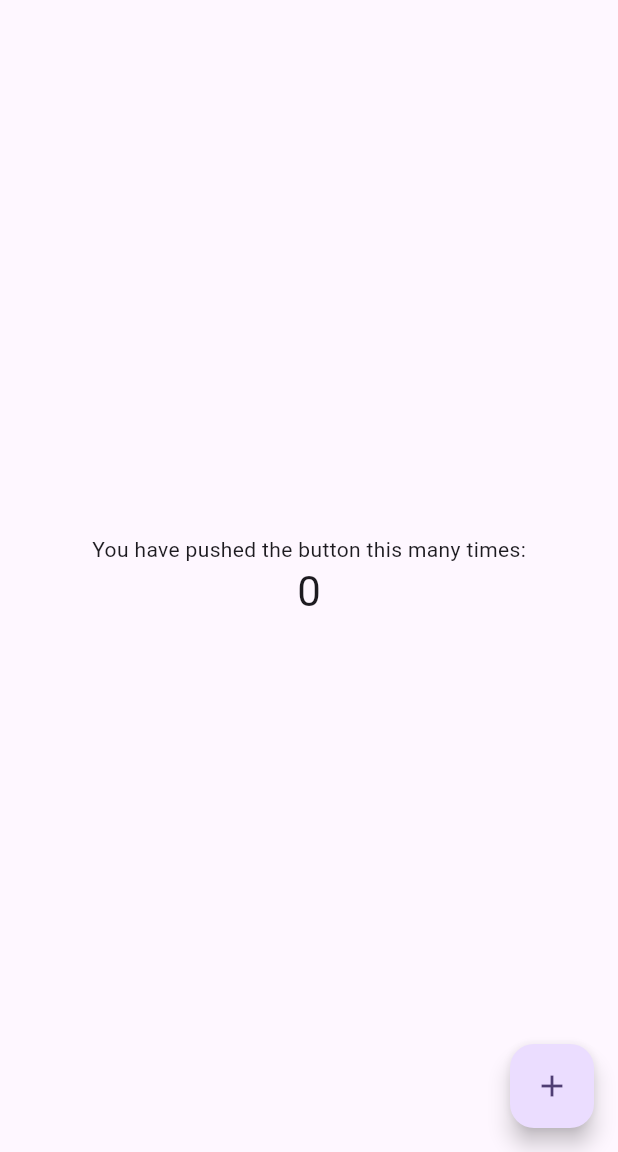
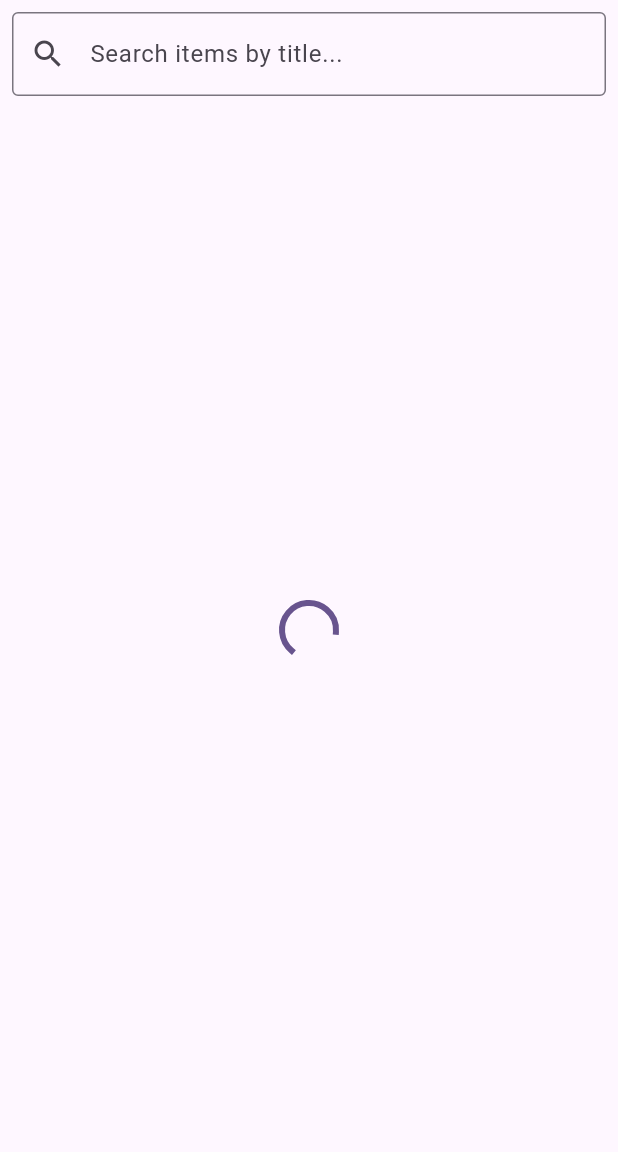
Before and after one commit to ogaroh/pearl, a Flutter app: the first screen one second after launch, on a phone screen of 412 x 824 dp, the part 84-1236 px from its top. Run offline on Flutter 3.47's test engine with Material 3 defaults, Android fonts, the phone set to English and light mode, and no system bars; our stand-ins replace equatable, flutter_bloc.

Commit message:
feat: implement ItemsBloc, ItemsEvent, and ItemsState for item management; add ItemsRepository and UI components for fetching and displaying items

```diff
--- /dev/null
+++ b/lib/data/repositories/items_repository.dart
@@ -0,0 +1,12 @@
+import 'package:pearl/data/services/api_service.dart';
+
+import '../models/item.dart';
+
+class ItemsRepository {
+  final ApiService apiService = ApiService();
+  Future<List<Item>> fetchItems() async {
+    // TODO: Replace with actual data source
+    await Future.delayed(Duration(seconds: 3));
+    return apiService.fetchItems();
+  }
+}
--- a/lib/main.dart
+++ b/lib/main.dart
@@ -1,7 +1,8 @@
 import 'package:flutter/material.dart';
 import 'package:pearl/presentation/pages/home.dart';
 
-void main() {
+Future<void> main() async {
+  WidgetsFlutterBinding.ensureInitialized();
   runApp(const MyApp());
 }
 
--- a/lib/presentation/blocs/items/items_bloc.dart
+++ b/lib/presentation/blocs/items/items_bloc.dart
@@ -0,0 +1,33 @@
+import 'package:flutter_bloc/flutter_bloc.dart';
+import 'items_event.dart';
+import 'items_state.dart';
+import '../../../data/models/item.dart';
+import '../../../data/repositories/items_repository.dart';
+
+class ItemsBloc extends Bloc<ItemsEvent, ItemsState> {
+  final ItemsRepository itemsRepository;
+  List<Item> _allItems = [];
+
+  ItemsBloc(this.itemsRepository) : super(ItemsInitial()) {
+    on<FetchItems>(_onFetchItems);
+    on<SearchItems>(_onSearchItems);
+  }
+
+  Future<void> _onFetchItems(FetchItems event, Emitter<ItemsState> emit) async {
+    emit(ItemsLoading());
+    try {
+      _allItems = await itemsRepository.fetchItems();
+      emit(ItemsLoaded(_allItems));
+    } catch (e) {
+      emit(ItemsError(e.toString()));
+    }
+  }
+
+  void _onSearchItems(SearchItems event, Emitter<ItemsState> emit) {
+    final query = event.query.toLowerCase();
+    final filtered = _allItems
+        .where((item) => item.title.toLowerCase().contains(query))
+        .toList();
+    emit(ItemsLoaded(filtered));
+  }
+}
--- /dev/null
+++ b/lib/presentation/blocs/items/items_event.dart
@@ -0,0 +1,18 @@
+import 'package:equatable/equatable.dart';
+
+abstract class ItemsEvent extends Equatable {
+  const ItemsEvent();
+
+  @override
+  List<Object?> get props => [];
+}
+
+class FetchItems extends ItemsEvent {}
+
+class SearchItems extends ItemsEvent {
+  final String query;
+  const SearchItems(this.query);
+
+  @override
+  List<Object?> get props => [query];
+}
--- /dev/null
+++ b/lib/presentation/blocs/items/items_state.dart
@@ -0,0 +1,29 @@
+import 'package:equatable/equatable.dart';
+import '../../../data/models/item.dart';
+
+abstract class ItemsState extends Equatable {
+  const ItemsState();
+
+  @override
+  List<Object?> get props => [];
+}
+
+class ItemsInitial extends ItemsState {}
+
+class ItemsLoading extends ItemsState {}
+
+class ItemsLoaded extends ItemsState {
+  final List<Item> items;
+  const ItemsLoaded(this.items);
+
+  @override
+  List<Object?> get props => [items];
+}
+
+class ItemsError extends ItemsState {
+  final String message;
+  const ItemsError(this.message);
+
+  @override
+  List<Object?> get props => [message];
+}
--- a/lib/presentation/pages/home.dart
+++ b/lib/presentation/pages/home.dart
@@ -1,4 +1,11 @@
 import 'package:flutter/material.dart';
+import 'package:flutter_bloc/flutter_bloc.dart';
+import '../blocs/items/items_bloc.dart';
+import '../blocs/items/items_event.dart';
+import '../blocs/items/items_state.dart';
+import '../widgets/items_card.dart';
+import '../widgets/search_bar.dart' as custom;
+import '../../data/repositories/items_repository.dart';
 
 class MyHomePage extends StatefulWidget {
   const MyHomePage({super.key, required this.title});
@@ -19,17 +26,19 @@ class MyHomePage extends StatefulWidget {
 }
 
 class _MyHomePageState extends State<MyHomePage> {
-  int _counter = 0;
+  late ItemsBloc _itemsBloc;
 
-  void _incrementCounter() {
-    setState(() {
-      // This call to setState tells the Flutter framework that something has
-      // changed in this State, which causes it to rerun the build method below
-      // so that the display can reflect the updated values. If we changed
-      // _counter without calling setState(), then the build method would not be
-      // called again, and so nothing would appear to happen.
-      _counter++;
-    });
+  @override
+  void initState() {
+    super.initState();
+    _itemsBloc = ItemsBloc(ItemsRepository());
+    _itemsBloc.add(FetchItems());
+  }
+
+  @override
+  void dispose() {
+    _itemsBloc.close();
+    super.dispose();
   }
 
   @override
@@ -42,46 +51,43 @@ class _MyHomePageState extends State<MyHomePage> {
     // than having to individually change instances of widgets.
     return Scaffold(
       appBar: AppBar(
-        // TRY THIS: Try changing the color here to a specific color (to
-        // Colors.amber, perhaps?) and trigger a hot reload to see the AppBar
-        // change color while the other colors stay the same.
         backgroundColor: Theme.of(context).colorScheme.inversePrimary,
-        // Here we take the value from the MyHomePage object that was created by
-        // the App.build method, and use it to set our appbar title.
         title: Text(widget.title),
       ),
-      body: Center(
-        // Center is a layout widget. It takes a single child and positions it
-        // in the middle of the parent.
+      body: BlocProvider(
+        create: (_) => _itemsBloc,
         child: Column(
-          // Column is also a layout widget. It takes a list of children and
-          // arranges them vertically. By default, it sizes itself to fit its
-          // children horizontally, and tries to be as tall as its parent.
-          //
-          // Column has various properties to control how it sizes itself and
-          // how it positions its children. Here we use mainAxisAlignment to
-          // center the children vertically; the main axis here is the vertical
-          // axis because Columns are vertical (the cross axis would be
-          // horizontal).
-          //
-          // TRY THIS: Invoke "debug painting" (choose the "Toggle Debug Paint"
-          // action in the IDE, or press "p" in the console), to see the
-          // wireframe for each widget.
-          mainAxisAlignment: MainAxisAlignment.center,
-          children: <Widget>[
-            const Text('You have pushed the button this many times:'),
-            Text(
-              '$_counter',
-              style: Theme.of(context).textTheme.headlineMedium,
+          children: [
+            custom.SearchBar(
+              onChanged: (query) {
+                _itemsBloc.add(SearchItems(query));
+              },
+            ),
+            Expanded(
+              child: BlocBuilder<ItemsBloc, ItemsState>(
+                builder: (context, state) {
+                  if (state is ItemsLoading) {
+                    return Center(child: CircularProgressIndicator());
+                  } else if (state is ItemsLoaded) {
+                    if (state.items.isEmpty) {
+                      return Center(child: Text('No items found.'));
+                    }
+                    return ListView.builder(
+                      itemCount: state.items.length,
+                      itemBuilder: (context, index) {
+                        return ItemsCard(item: state.items[index]);
+                      },
+                    );
+                  } else if (state is ItemsError) {
+                    return Center(child: Text('Error: ${state.message}'));
+                  }
+                  return Center(child: Text('Search or fetch items.'));
+                },
+              ),
             ),
           ],
         ),
       ),
-      floatingActionButton: FloatingActionButton(
-        onPressed: _incrementCounter,
-        tooltip: 'Increment',
-        child: const Icon(Icons.add),
-      ), // This trailing comma makes auto-formatting nicer for build methods.
     );
   }
 }
--- /dev/null
+++ b/lib/presentation/widgets/search_bar.dart
@@ -0,0 +1,21 @@
+import 'package:flutter/material.dart';
+
+class SearchBar extends StatelessWidget {
+  final ValueChanged<String> onChanged;
+  const SearchBar({Key? key, required this.onChanged}) : super(key: key);
+
+  @override
+  Widget build(BuildContext context) {
+    return Padding(
+      padding: const EdgeInsets.all(8.0),
+      child: TextField(
+        decoration: InputDecoration(
+          hintText: 'Search items by title...',
+          prefixIcon: Icon(Icons.search),
+          border: OutlineInputBorder(),
+        ),
+        onChanged: onChanged,
+      ),
+    );
+  }
+}
--- a/pubspec.yaml
+++ b/pubspec.yaml
@@ -37,6 +37,7 @@ dependencies:
   dio: ^5.8.0+1
   flutter_bloc: ^9.1.1
   shared_preferences: ^2.5.3
+  equatable: ^2.0.7
 
 dev_dependencies:
   flutter_test:
```
Also changed, not shown: lib/data/repositories/item_repository.dart (deleted, +0 -19 lines), lib/presentation/widgets/items_card.dart (added, +18 -0 lines), pubspec.lock.
